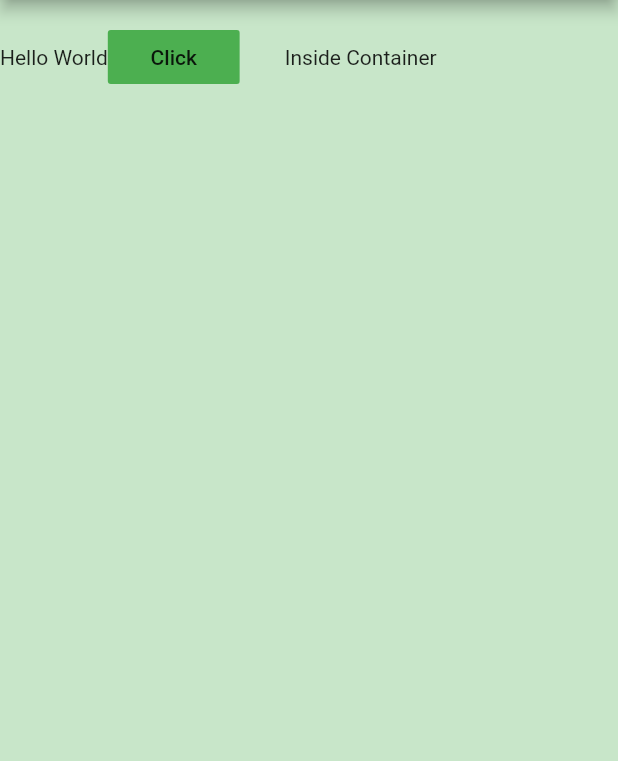
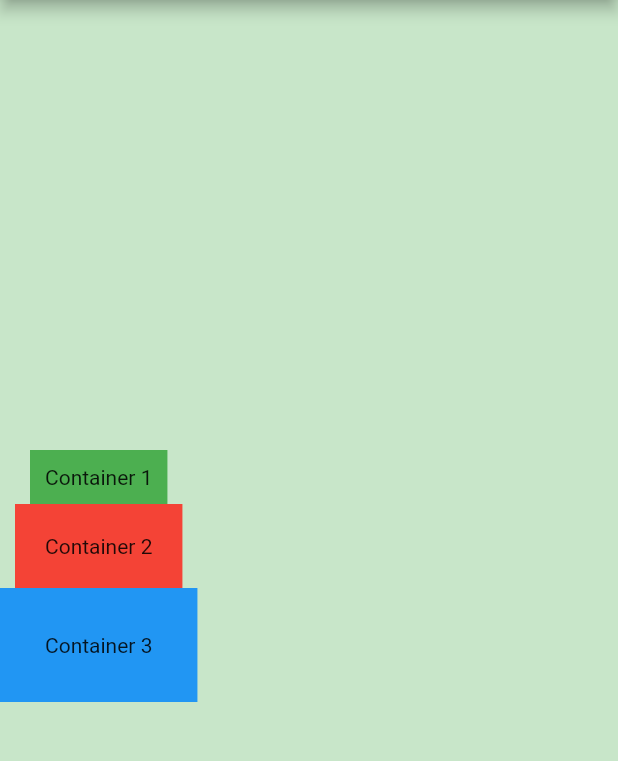
Before and after one commit to viraj-lakshitha/flutter-app-dev, a Flutter app: the screen it shows after launch, on a phone screen of 412 x 824 dp, the part 84-845 px from its top. Run offline on Flutter 3.47's test engine with Material 2 defaults, Android fonts, the phone set to English and light mode, and no system bars.

Commit message:
update : Column (crossAxisAligment, mainAxisAligment)

```diff
--- a/flutter-basic/first_flutter_app/lib/main.dart
+++ b/flutter-basic/first_flutter_app/lib/main.dart
@@ -14,20 +14,24 @@ class Home extends StatelessWidget { // Enable Hot-Reload
         centerTitle: true,
         backgroundColor: Colors.green,
       ),
-      body: Row(
-        // mainAxisAlignment: MainAxisAlignment.spaceAround, // horizontal
-        crossAxisAlignment: CrossAxisAlignment.center, // vertically
-        children: <Widget>[
-          Text('Hello World'),
-          FlatButton(
-            onPressed: () {},
-            child: Text('Click'),
+      body: Column(
+        mainAxisAlignment: MainAxisAlignment.center, // horizontal
+        crossAxisAlignment: CrossAxisAlignment.center, // vertical
+        children: <Widget> [
+          Container(
+            padding: EdgeInsets.all(10.0),
             color: Colors.green,
+            child: Text('Container 1'),
           ),
           Container(
-            color: Colors.green[100],
+            padding: EdgeInsets.all(20.0),
+            color: Colors.red,
+            child: Text('Container 2'),
+          ),
+          Container(
             padding: EdgeInsets.all(30.0),
-            child: Text('Inside Container'),
+            color: Colors.blue,
+            child: Text('Container 3'),
           ),
         ],
       ),
```
